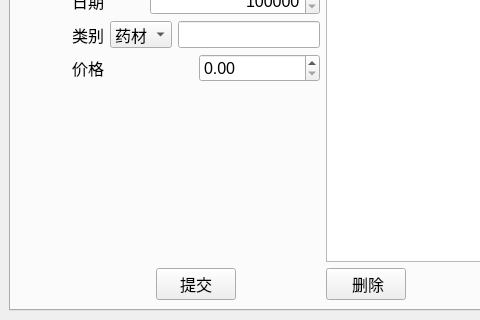
Above: hfx.ui from DongzhenHuangfu/My-Manage-App before the change; both pictures show x 0 to 480 and y 280 to 600 of the 800 by 600 pixel window. Below: the same form after it.
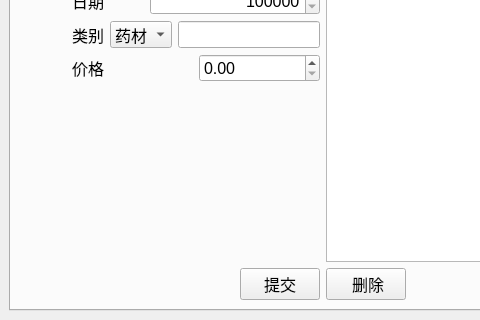
That is the form after the change.

Commit message: chore: 提交按钮和收入表单一致

Diff of the .ui file:
```diff
--- a/hfx.ui
+++ b/hfx.ui
@@ -842,19 +842,6 @@
               </property>
              </widget>
             </item>
-            <item>
-             <spacer name="horizontalSpacer_17">
-              <property name="orientation">
-               <enum>Qt::Horizontal</enum>
-              </property>
-              <property name="sizeHint" stdset="0">
-               <size>
-                <width>40</width>
-                <height>20</height>
-               </size>
-              </property>
-             </spacer>
-            </item>
            </layout>
           </item>
          </layout>
```
The commit also changes 1 other file.
